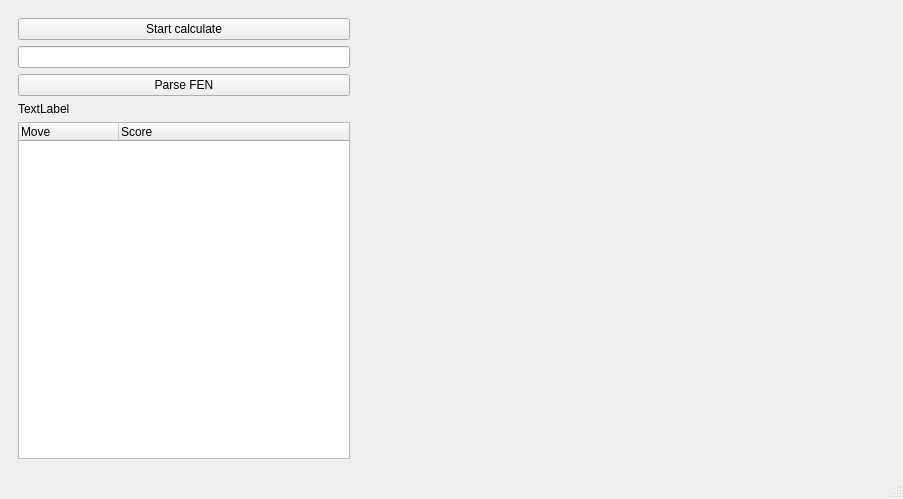
khainv2/MyChess, file mainwindow.ui: the form before one commit.
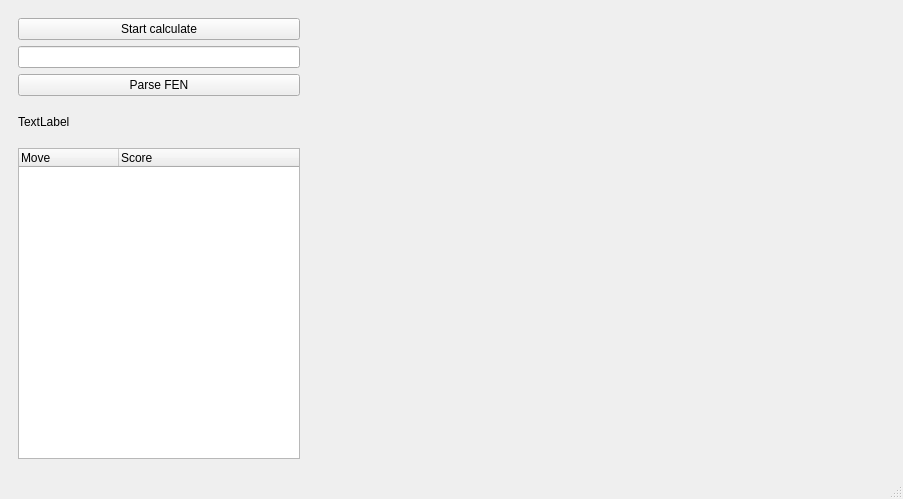
The form after the commit. Custom widgets are drawn as their Qt base class.

Patch:
```diff
--- a/mainwindow.ui
+++ b/mainwindow.ui
@@ -19,13 +19,13 @@
      <widget class="QWidget" name="widget" native="true">
       <property name="minimumSize">
        <size>
-        <width>350</width>
+        <width>300</width>
         <height>0</height>
        </size>
       </property>
       <property name="maximumSize">
        <size>
-        <width>350</width>
+        <width>300</width>
         <height>16777215</height>
        </size>
       </property>
@@ -39,9 +39,24 @@
        </item>
        <item row="3" column="0">
         <widget class="QLabel" name="label">
+         <property name="minimumSize">
+          <size>
+           <width>0</width>
+           <height>40</height>
+          </size>
+         </property>
          <property name="text">
           <string>TextLabel</string>
          </property>
+         <property name="textFormat">
+          <enum>Qt::PlainText</enum>
+         </property>
+         <property name="wordWrap">
+          <bool>true</bool>
+         </property>
+         <property name="textInteractionFlags">
+          <set>Qt::LinksAccessibleByMouse|Qt::TextSelectableByMouse</set>
+         </property>
         </widget>
        </item>
        <item row="1" column="0">
```
Left out of the diff: 2 changed lines with no effect on the pictures.
